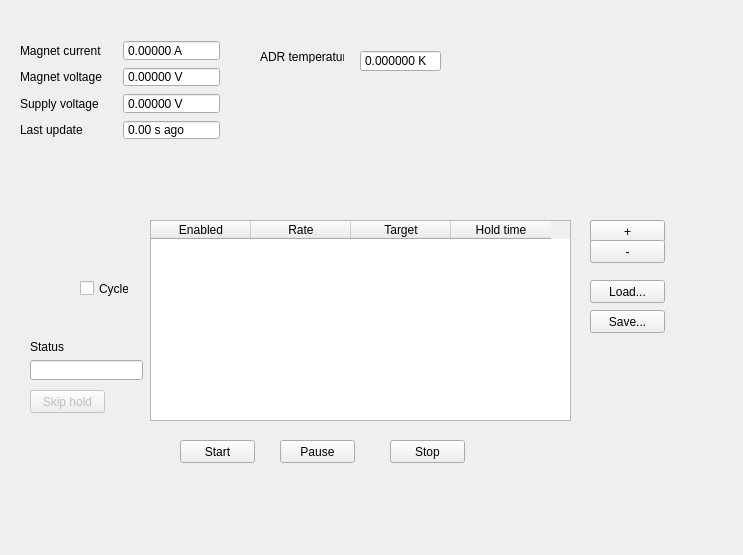
Above: AdrControlUi.ui from AvirupRoy/research before the change. Below: the same form after it.
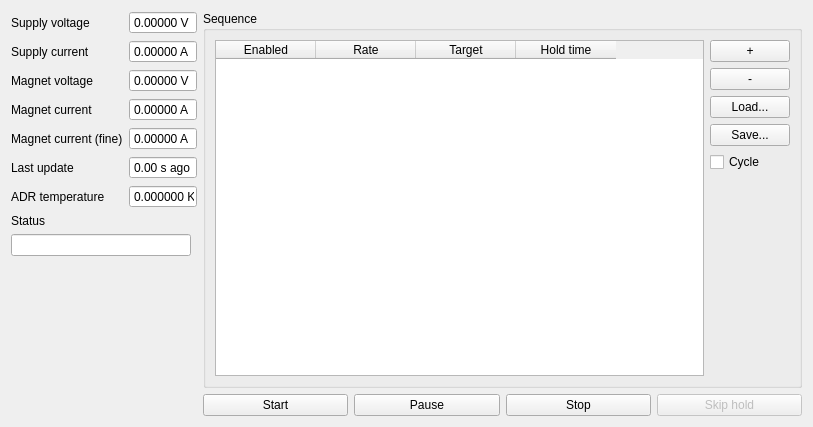
That is the form after the change.

Commit message: Make AdrControl compatible with MagnetSupply2

```diff
--- a/AdrControlUi.ui
+++ b/AdrControlUi.ui
@@ -6,22 +6,280 @@
    <rect>
     <x>0</x>
     <y>0</y>
-    <width>743</width>
-    <height>555</height>
+    <width>813</width>
+    <height>427</height>
    </rect>
   </property>
   <property name="windowTitle">
    <string>Form</string>
   </property>
+  <layout class="QHBoxLayout" name="horizontalLayout_5">
+   <item>
+    <layout class="QHBoxLayout" name="horizontalLayout_4">
+     <item>
+      <layout class="QVBoxLayout" name="verticalLayout_3">
+       <item>
+        <layout class="QFormLayout" name="formLayout">
+         <item row="0" column="0">
+          <widget class="QLabel" name="label_3">
+           <property name="text">
+            <string>Supply voltage</string>
+           </property>
+           <property name="buddy">
+            <cstring>supplyVoltageSb</cstring>
+           </property>
+          </widget>
+         </item>
+         <item row="0" column="1">
+          <widget class="QDoubleSpinBox" name="supplyVoltageSb">
+           <property name="sizePolicy">
+            <sizepolicy hsizetype="Preferred" vsizetype="Fixed">
+             <horstretch>0</horstretch>
+             <verstretch>0</verstretch>
+            </sizepolicy>
+           </property>
+           <property name="maximumSize">
+            <size>
+             <width>70</width>
+             <height>16777215</height>
+            </size>
+           </property>
+           <property name="readOnly">
+            <bool>true</bool>
+           </property>
+           <property name="buttonSymbols">
+            <enum>QAbstractSpinBox::NoButtons</enum>
+           </property>
+           <property name="suffix">
+            <string> V</string>
+           </property>
+           <property name="decimals">
+            <number>5</number>
+           </property>
+           <property name="minimum">
+            <double>-10.000000000000000</double>
+           </property>
+           <property name="maximum">
+            <double>10.000000000000000</double>
+           </property>
+          </widget>
+         </item>
+         <item row="1" column="0">
+          <widget class="QLabel" name="label_7">
+           <property name="text">
+            <string>Supply current</string>
+           </property>
+           <property name="buddy">
+            <cstring>supplyVoltageSb</cstring>
+           </property>
+          </widget>
+         </item>
+         <item row="1" column="1">
+          <widget class="QDoubleSpinBox" name="supplyCurrentSb">
+           <property name="sizePolicy">
+            <sizepolicy hsizetype="Preferred" vsizetype="Fixed">
+             <horstretch>0</horstretch>
+             <verstretch>0</verstretch>
+            </sizepolicy>
+           </property>
+           <property name="maximumSize">
+            <size>
+             <width>70</width>
+             <height>16777215</height>
+            </size>
+           </property>
+           <property name="readOnly">
+            <bool>true</bool>
+           </property>
+           <property name="buttonSymbols">
+            <enum>QAbstractSpinBox::NoButtons</enum>
+           </property>
+           <property name="suffix">
+            <string> A</string>
+           </property>
+           <property name="decimals">
+            <number>5</number>
+           </property>
+           <property name="minimum">
+            <double>-10.000000000000000</double>
+           </property>
+           <property name="maximum">
+            <double>10.000000000000000</double>
+           </property>
+          </widget>
+         </item>
+         <item row="2" column="0">
+          <widget class="QLabel" name="label_2">
+           <property name="text">
+            <string>Magnet voltage</string>
+           </property>
+           <property name="buddy">
+            <cstring>magnetVoltageSb</cstring>
+           </property>
+          </widget>
+         </item>
+         <item row="2" column="1">
+          <widget class="QDoubleSpinBox" name="magnetVoltageSb">
+           <property name="sizePolicy">
+            <sizepolicy hsizetype="Maximum" vsizetype="Fixed">
+             <horstretch>0</horstretch>
+             <verstretch>0</verstretch>
+            </sizepolicy>
+           </property>
+           <property name="maximumSize">
+            <size>
+             <width>70</width>
+             <height>16777215</height>
+            </size>
+           </property>
+           <property name="readOnly">
+            <bool>true</bool>
+           </property>
+           <property name="buttonSymbols">
+            <enum>QAbstractSpinBox::NoButtons</enum>
+           </property>
+           <property name="suffix">
+            <string> V</string>
+           </property>
+           <property name="decimals">
+            <number>5</number>
+           </property>
+           <property name="minimum">
+            <double>-10.000000000000000</double>
+           </property>
+           <property name="maximum">
+            <double>10.000000000000000</double>
+           </property>
+          </widget>
+         </item>
+         <item row="3" column="0">
+          <widget class="QLabel" name="label">
+           <property name="text">
+            <string>Magnet current</string>
+           </property>
+           <property name="buddy">
+            <cstring>magnetCurrentSb</cstring>
+           </property>
+          </widget>
+         </item>
+         <item row="3" column="1">
+          <widget class="QDoubleSpinBox" name="magnetCurrentSb">
+           <property name="sizePolicy">
+            <sizepolicy hsizetype="Maximum" vsizetype="Fixed">
+             <horstretch>0</horstretch>
+             <verstretch>0</verstretch>
+            </sizepolicy>
+           </property>
+           <property name="maximumSize">
+            <size>
+             <width>70</width>
+             <height>16777215</height>
+            </size>
+           </property>
+           <property name="readOnly">
+            <bool>true</bool>
+           </property>
+           <property name="buttonSymbols">
+            <enum>QAbstractSpinBox::NoButtons</enum>
+           </property>
+           <property name="suffix">
+            <string> A</string>
+           </property>
+           <property name="decimals">
+            <number>5</number>
+           </property>
+           <property name="minimum">
+            <double>-10.000000000000000</double>
+           </property>
+           <property name="maximum">
+            <double>10.000000000000000</double>
+           </property>
+          </widget>
+         </item>
+         <item row="4" column="0">
+          <widget class="QLabel" name="label_8">
+           <property name="text">
+            <string>Magnet current (fine)</string>
+           </property>
+           <property name="buddy">
+            <cstring>magnetCurrentSb</cstring>
+           </property>
+          </widget>
+         </item>
+         <item row="4" column="1">
+          <widget class="QDoubleSpinBox" name="magnetCurrentFineSb">
+           <property name="sizePolicy">
+            <sizepolicy hsizetype="Maximum" vsizetype="Fixed">
+             <horstretch>0</horstretch>
+             <verstretch>0</verstretch>
+            </sizepolicy>
+           </property>
+           <property name="maximumSize">
+            <size>
+             <width>70</width>
+             <height>16777215</height>
+            </size>
+           </property>
+           <property name="readOnly">
+            <bool>true</bool>
+           </property>
+           <property name="buttonSymbols">
+            <enum>QAbstractSpinBox::NoButtons</enum>
+           </property>
+           <property name="suffix">
+            <string> A</string>
+           </property>
+           <property name="decimals">
+            <number>5</number>
+           </property>
+           <property name="minimum">
+            <double>-10.000000000000000</double>
+           </property>
+           <property name="maximum">
+            <double>10.000000000000000</double>
+           </property>
+          </widget>
+         </item>
+         <item row="5" column="0">
+          <widget class="QLabel" name="label_4">
+           <property name="text">
+            <string>Last update</string>
+           </property>
+           <property name="buddy">
+            <cstring>doubleSpinBox</cstring>
+           </property>
+          </widget>
+         </item>
+         <item row="5" column="1">
+          <widget class="QDoubleSpinBox" name="doubleSpinBox">
+           <property name="sizePolicy">
+            <sizepolicy hsizetype="Maximum" vsizetype="Fixed">
+             <horstretch>0</horstretch>
+             <verstretch>0</verstretch>
+            </sizepolicy>
+           </property>
+           <property name="maximumSize">
+            <size>
+             <width>70</width>
+             <height>16777215</height>
+            </size>
+           </property>
+           <property name="readOnly">
+            <bool>true</bool>
+           </property>
+           <property name="buttonSymbols">
+            <enum>QAbstractSpinBox::NoButtons</enum>
+           </property>
+           <property name="suffix">
+            <string> s ago</string>
+           </property>
+           <property name="maximum">
+            <double>10000.000000000000000</double>
+           </property>
+          </widget>
+         </item>
+         <item row="6" column="0">
   <widget class="QLabel" name="label_5">
-   <property name="geometry">
-    <rect>
-     <x>260</x>
-     <y>50</y>
-     <width>84</width>
-     <height>13</height>
-    </rect>
-   </property>
    <property name="text">
     <string>ADR temperature</string>
    </property>
@@ -29,14 +287,20 @@
     <cstring>adrTemperatureSb</cstring>
    </property>
   </widget>
+         </item>
+         <item row="6" column="1">
   <widget class="QDoubleSpinBox" name="adrTemperatureSb">
-   <property name="geometry">
-    <rect>
-     <x>360</x>
-     <y>50</y>
-     <width>81</width>
-     <height>22</height>
-    </rect>
+           <property name="sizePolicy">
+            <sizepolicy hsizetype="Maximum" vsizetype="Fixed">
+             <horstretch>0</horstretch>
+             <verstretch>0</verstretch>
+            </sizepolicy>
+           </property>
+           <property name="maximumSize">
+            <size>
+             <width>70</width>
+             <height>16777215</height>
+            </size>
    </property>
    <property name="readOnly">
     <bool>true</bool>
@@ -54,54 +318,62 @@
     <double>30.000000000000000</double>
    </property>
   </widget>
-  <widget class="QPushButton" name="startPb">
-   <property name="geometry">
-    <rect>
-     <x>180</x>
-     <y>440</y>
-     <width>75</width>
-     <height>23</height>
-    </rect>
-   </property>
+         </item>
+        </layout>
+       </item>
+       <item>
+        <widget class="QLabel" name="label_6">
    <property name="text">
-    <string>Start</string>
-   </property>
-  </widget>
-  <widget class="QPushButton" name="stopPb">
-   <property name="geometry">
-    <rect>
-     <x>390</x>
-     <y>440</y>
-     <width>75</width>
-     <height>23</height>
-    </rect>
-   </property>
-   <property name="text">
-    <string>Stop</string>
-   </property>
-  </widget>
-  <widget class="QPushButton" name="pausePb">
-   <property name="geometry">
-    <rect>
-     <x>280</x>
-     <y>440</y>
-     <width>75</width>
-     <height>23</height>
-    </rect>
-   </property>
-   <property name="text">
-    <string>Pause</string>
-   </property>
-  </widget>
+          <string>Status</string>
+         </property>
+        </widget>
+       </item>
+       <item>
+        <widget class="QLineEdit" name="statusLe">
+         <property name="sizePolicy">
+          <sizepolicy hsizetype="Expanding" vsizetype="Fixed">
+           <horstretch>0</horstretch>
+           <verstretch>0</verstretch>
+          </sizepolicy>
+         </property>
+         <property name="maximumSize">
+          <size>
+           <width>180</width>
+           <height>16777215</height>
+          </size>
+         </property>
+         <property name="readOnly">
+          <bool>true</bool>
+         </property>
+        </widget>
+       </item>
+       <item>
+        <spacer name="verticalSpacer_2">
+         <property name="orientation">
+          <enum>Qt::Vertical</enum>
+         </property>
+         <property name="sizeHint" stdset="0">
+          <size>
+           <width>20</width>
+           <height>40</height>
+          </size>
+         </property>
+        </spacer>
+       </item>
+      </layout>
+     </item>
+     <item>
+      <layout class="QVBoxLayout" name="verticalLayout_2">
+       <item>
+        <widget class="QGroupBox" name="groupBox">
+         <property name="title">
+          <string>Sequence</string>
+         </property>
+         <layout class="QHBoxLayout" name="horizontalLayout_2">
+          <item>
+           <layout class="QHBoxLayout" name="horizontalLayout">
+            <item>
   <widget class="QTableWidget" name="currentTable">
-   <property name="geometry">
-    <rect>
-     <x>150</x>
-     <y>220</y>
-     <width>421</width>
-     <height>201</height>
-    </rect>
-   </property>
    <column>
     <property name="text">
      <string>Enabled</string>
@@ -123,247 +395,124 @@
     </property>
    </column>
   </widget>
+            </item>
+            <item>
+             <layout class="QVBoxLayout" name="verticalLayout">
+              <item>
   <widget class="QPushButton" name="addRowPb">
-   <property name="geometry">
-    <rect>
-     <x>590</x>
-     <y>220</y>
-     <width>75</width>
-     <height>23</height>
-    </rect>
-   </property>
    <property name="text">
     <string>+</string>
    </property>
   </widget>
+              </item>
+              <item>
   <widget class="QPushButton" name="deleteRowPb">
-   <property name="geometry">
-    <rect>
-     <x>590</x>
-     <y>240</y>
-     <width>75</width>
-     <height>23</height>
-    </rect>
-   </property>
    <property name="text">
     <string>-</string>
    </property>
   </widget>
+              </item>
+              <item>
+               <widget class="QPushButton" name="loadPb">
+                <property name="text">
+                 <string>Load...</string>
+                </property>
+               </widget>
+              </item>
+              <item>
+               <widget class="QPushButton" name="savePb">
+                <property name="text">
+                 <string>Save...</string>
+                </property>
+               </widget>
+              </item>
+              <item>
   <widget class="QCheckBox" name="cycleCb">
-   <property name="geometry">
-    <rect>
-     <x>80</x>
-     <y>280</y>
-     <width>49</width>
-     <height>17</height>
-    </rect>
-   </property>
    <property name="text">
     <string>Cycle</string>
    </property>
   </widget>
-  <widget class="QLabel" name="label_6">
-   <property name="geometry">
-    <rect>
-     <x>30</x>
-     <y>340</y>
-     <width>95</width>
-     <height>13</height>
-    </rect>
-   </property>
+              </item>
+              <item>
+               <spacer name="verticalSpacer">
+                <property name="orientation">
+                 <enum>Qt::Vertical</enum>
+                </property>
+                <property name="sizeHint" stdset="0">
+                 <size>
+                  <width>20</width>
+                  <height>40</height>
+                 </size>
+                </property>
+               </spacer>
+              </item>
+             </layout>
+            </item>
+           </layout>
+          </item>
+         </layout>
+        </widget>
+       </item>
+       <item>
+        <layout class="QHBoxLayout" name="horizontalLayout_3">
+         <item>
+          <widget class="QPushButton" name="startPb">
    <property name="text">
-    <string>Status</string>
-   </property>
-  </widget>
+            <string>Start</string>
+           </property>
+          </widget>
+         </item>
+         <item>
+          <widget class="QPushButton" name="pausePb">
+           <property name="text">
+            <string>Pause</string>
+           </property>
+          </widget>
+         </item>
+         <item>
+          <widget class="QPushButton" name="stopPb">
+           <property name="text">
+            <string>Stop</string>
+           </property>
+          </widget>
+         </item>
+         <item>
   <widget class="QPushButton" name="skipPb">
    <property name="enabled">
     <bool>false</bool>
    </property>
-   <property name="geometry">
-    <rect>
-     <x>30</x>
-     <y>390</y>
-     <width>75</width>
-     <height>23</height>
-    </rect>
-   </property>
    <property name="text">
     <string>Skip hold</string>
    </property>
   </widget>
-  <widget class="QWidget" name="layoutWidget">
-   <property name="geometry">
-    <rect>
-     <x>20</x>
-     <y>40</y>
-     <width>200</width>
-     <height>100</height>
-    </rect>
-   </property>
-   <layout class="QGridLayout" name="gridLayout">
-    <item row="0" column="0">
-     <widget class="QLabel" name="label">
-      <property name="text">
-       <string>Magnet current</string>
-      </property>
-      <property name="buddy">
-       <cstring>magnetCurrentSb</cstring>
-      </property>
-     </widget>
-    </item>
-    <item row="0" column="1">
-     <widget class="QDoubleSpinBox" name="magnetCurrentSb">
-      <property name="readOnly">
-       <bool>true</bool>
-      </property>
-      <property name="buttonSymbols">
-       <enum>QAbstractSpinBox::NoButtons</enum>
-      </property>
-      <property name="suffix">
-       <string> A</string>
-      </property>
-      <property name="decimals">
-       <number>5</number>
-      </property>
-      <property name="minimum">
-       <double>-10.000000000000000</double>
-      </property>
-      <property name="maximum">
-       <double>10.000000000000000</double>
-      </property>
-     </widget>
-    </item>
-    <item row="1" column="0">
-     <widget class="QLabel" name="label_2">
-      <property name="text">
-       <string>Magnet voltage</string>
-      </property>
-      <property name="buddy">
-       <cstring>magnetVoltageSb</cstring>
-      </property>
-     </widget>
-    </item>
-    <item row="1" column="1">
-     <widget class="QDoubleSpinBox" name="magnetVoltageSb">
-      <property name="readOnly">
-       <bool>true</bool>
-      </property>
-      <property name="buttonSymbols">
-       <enum>QAbstractSpinBox::NoButtons</enum>
-      </property>
-      <property name="suffix">
-       <string> V</string>
-      </property>
-      <property name="decimals">
-       <number>5</number>
-      </property>
-      <property name="minimum">
-       <double>-10.000000000000000</double>
-      </property>
-      <property name="maximum">
-       <double>10.000000000000000</double>
-      </property>
-     </widget>
-    </item>
-    <item row="2" column="0">
-     <widget class="QLabel" name="label_3">
-      <property name="text">
-       <string>Supply voltage</string>
-      </property>
-      <property name="buddy">
-       <cstring>supplyVoltageSb</cstring>
-      </property>
-     </widget>
-    </item>
-    <item row="2" column="1">
-     <widget class="QDoubleSpinBox" name="supplyVoltageSb">
-      <property name="readOnly">
-       <bool>true</bool>
-      </property>
-      <property name="buttonSymbols">
-       <enum>QAbstractSpinBox::NoButtons</enum>
-      </property>
-      <property name="suffix">
-       <string> V</string>
-      </property>
-      <property name="decimals">
-       <number>5</number>
-      </property>
-      <property name="minimum">
-       <double>-10.000000000000000</double>
-      </property>
-      <property name="maximum">
-       <double>10.000000000000000</double>
-      </property>
-     </widget>
-    </item>
-    <item row="3" column="0">
-     <widget class="QLabel" name="label_4">
-      <property name="text">
-       <string>Last update</string>
-      </property>
-      <property name="buddy">
-       <cstring>doubleSpinBox</cstring>
-      </property>
-     </widget>
-    </item>
-    <item row="3" column="1">
-     <widget class="QDoubleSpinBox" name="doubleSpinBox">
-      <property name="readOnly">
-       <bool>true</bool>
-      </property>
-      <property name="buttonSymbols">
-       <enum>QAbstractSpinBox::NoButtons</enum>
-      </property>
-      <property name="suffix">
-       <string> s ago</string>
-      </property>
-      <property name="maximum">
-       <double>10000.000000000000000</double>
-      </property>
-     </widget>
-    </item>
-   </layout>
-  </widget>
-  <widget class="QLineEdit" name="statusLe">
-   <property name="geometry">
-    <rect>
-     <x>30</x>
-     <y>360</y>
-     <width>113</width>
-     <height>20</height>
-    </rect>
-   </property>
-   <property name="readOnly">
-    <bool>true</bool>
-   </property>
-  </widget>
-  <widget class="QPushButton" name="loadPb">
-   <property name="geometry">
-    <rect>
-     <x>590</x>
-     <y>280</y>
-     <width>75</width>
-     <height>23</height>
-    </rect>
-   </property>
-   <property name="text">
-    <string>Load...</string>
-   </property>
-  </widget>
-  <widget class="QPushButton" name="savePb">
-   <property name="geometry">
-    <rect>
-     <x>590</x>
-     <y>310</y>
-     <width>75</width>
-     <height>23</height>
-    </rect>
-   </property>
-   <property name="text">
-    <string>Save...</string>
-   </property>
-  </widget>
+         </item>
+        </layout>
+       </item>
+      </layout>
+     </item>
+    </layout>
+   </item>
+  </layout>
+  <zorder>label_7</zorder>
+  <zorder>label_5</zorder>
+  <zorder>adrTemperatureSb</zorder>
+  <zorder>startPb</zorder>
+  <zorder>stopPb</zorder>
+  <zorder>pausePb</zorder>
+  <zorder>currentTable</zorder>
+  <zorder>addRowPb</zorder>
+  <zorder>deleteRowPb</zorder>
+  <zorder>cycleCb</zorder>
+  <zorder>skipPb</zorder>
+  <zorder>layoutWidget</zorder>
+  <zorder>loadPb</zorder>
+  <zorder>savePb</zorder>
+  <zorder>supplyCurrentSb</zorder>
+  <zorder>magnetCurrentFineSb</zorder>
+  <zorder>label_8</zorder>
+  <zorder>verticalSpacer</zorder>
+  <zorder>groupBox</zorder>
+  <zorder>verticalSpacer_2</zorder>
  </widget>
  <resources/>
  <connections/>
```
Lines whose indentation alone changed are shown as unchanged. The commit also changes 1 other file.
